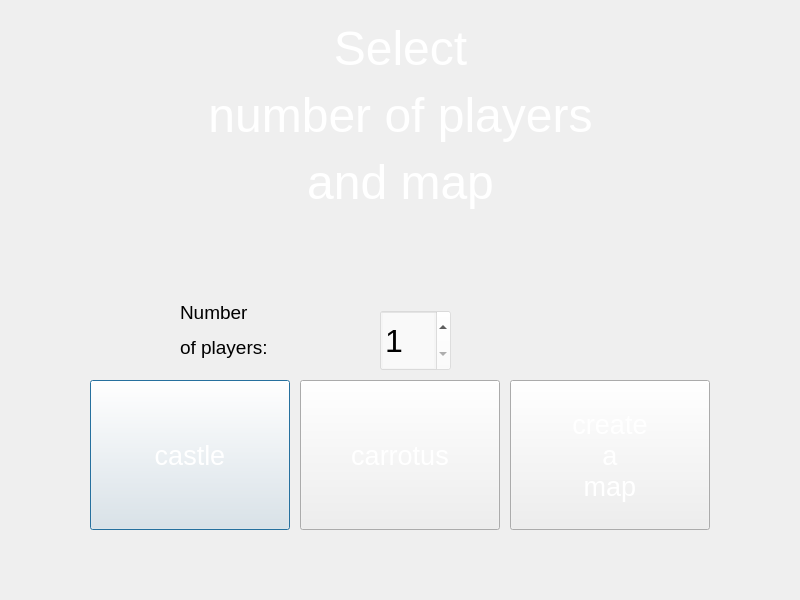
Above: client_src/QT/map_selector.ui from Taller-de-Programacion-1-1C2024-GRUPO1/TP-Jazz-Jackrabbit-2 before the change. Below: the same form after it.
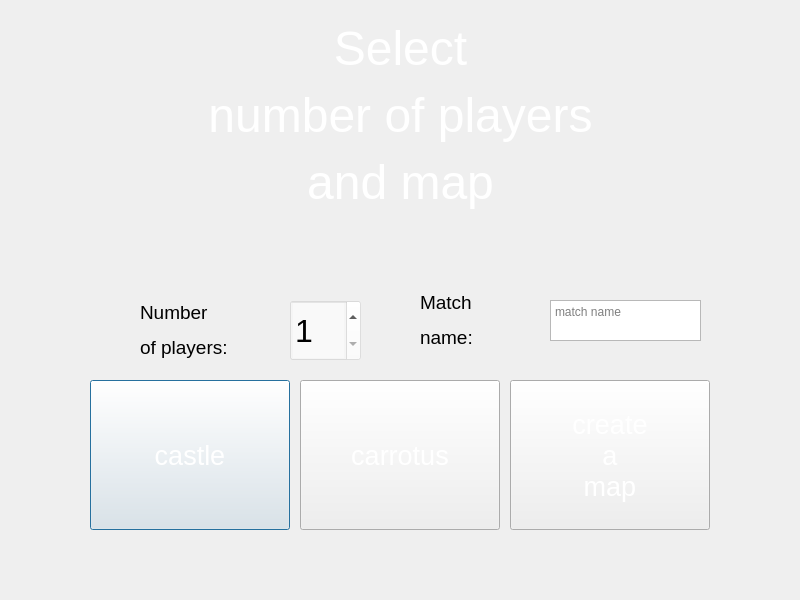
That is the form after the change. Icons and pictures are not drawn.

```diff
--- a/client_src/QT/map_selector.ui
+++ b/client_src/QT/map_selector.ui
@@ -94,8 +94,8 @@
   <widget class="QSpinBox" name="spinNumberOfPlayers">
    <property name="geometry">
     <rect>
-     <x>380</x>
-     <y>310</y>
+     <x>290</x>
+     <y>300</y>
      <width>71</width>
      <height>61</height>
     </rect>
@@ -120,7 +120,7 @@
   <widget class="QLabel" name="labelNumberOfPlayers">
    <property name="geometry">
     <rect>
-     <x>180</x>
+     <x>140</x>
      <y>300</y>
      <width>171</width>
      <height>61</height>
@@ -130,6 +130,32 @@
     <string>&lt;html&gt;&lt;head/&gt;&lt;body&gt;&lt;p&gt;&lt;span style=&quot; font-size:14pt;&quot;&gt;Number &lt;/span&gt;&lt;/p&gt;&lt;p&gt;&lt;span style=&quot; font-size:14pt;&quot;&gt;of players:&lt;/span&gt;&lt;/p&gt;&lt;/body&gt;&lt;/html&gt;</string>
    </property>
   </widget>
+  <widget class="QLabel" name="labelMatchName">
+   <property name="geometry">
+    <rect>
+     <x>420</x>
+     <y>290</y>
+     <width>171</width>
+     <height>61</height>
+    </rect>
+   </property>
+   <property name="text">
+    <string>&lt;html&gt;&lt;head/&gt;&lt;body&gt;&lt;p&gt;&lt;span style=&quot; font-size:14pt;&quot;&gt;Match&lt;/span&gt;&lt;/p&gt;&lt;p&gt;&lt;span style=&quot; font-size:14pt;&quot;&gt;name:&lt;/span&gt;&lt;/p&gt;&lt;/body&gt;&lt;/html&gt;</string>
+   </property>
+  </widget>
+  <widget class="QPlainTextEdit" name="txtMatchName">
+   <property name="geometry">
+    <rect>
+     <x>550</x>
+     <y>300</y>
+     <width>151</width>
+     <height>41</height>
+    </rect>
+   </property>
+   <property name="placeholderText">
+    <string>match name</string>
+   </property>
+  </widget>
  </widget>
  <resources/>
  <connections/>
```
